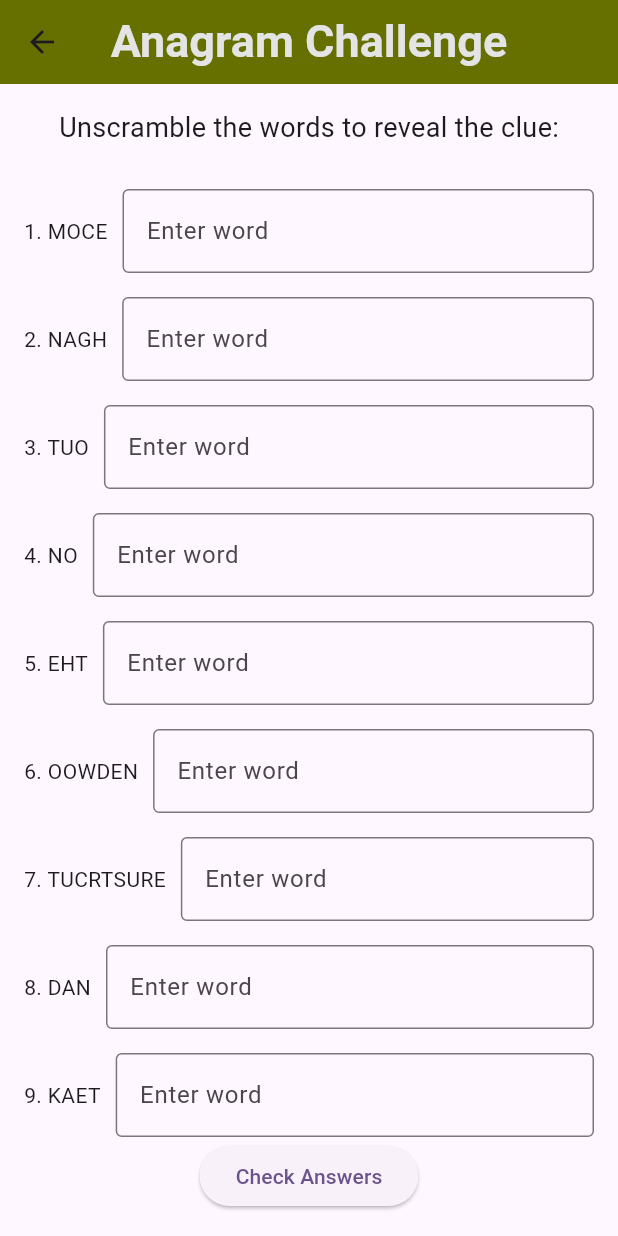
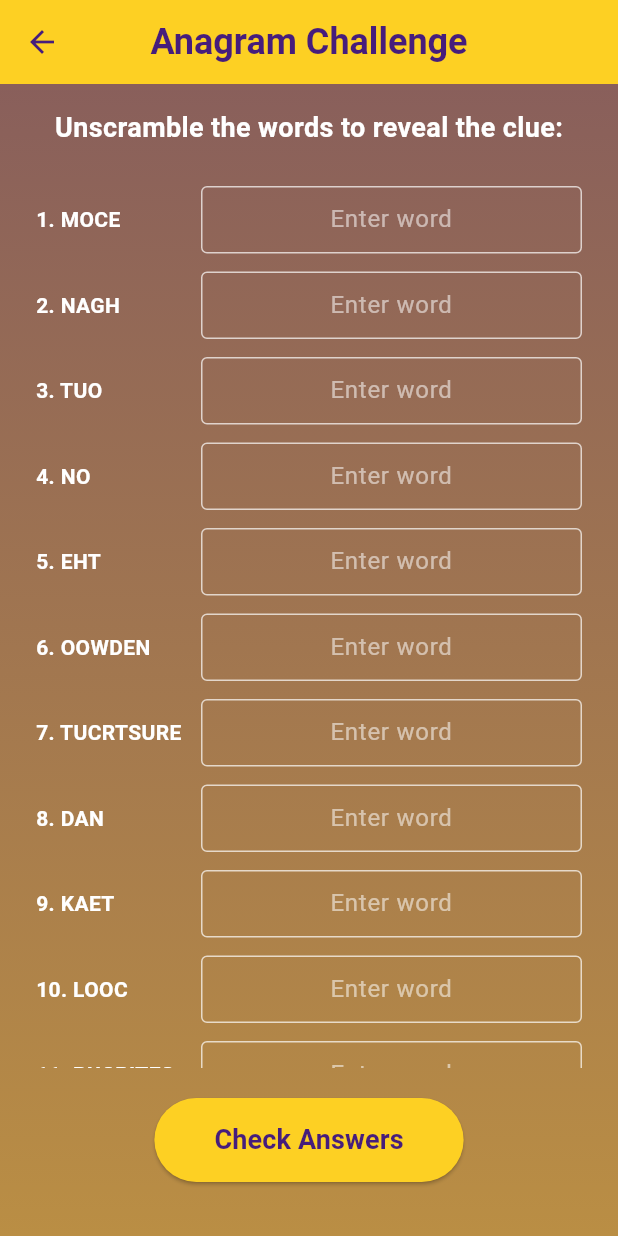
Before and after one commit to maureensanchez99/app6, a Flutter app: the CapstoneStairs screen opened directly, on a phone screen of 412 x 824 dp. Run offline on Flutter 3.47's test engine with Material 3 defaults, Android fonts, the phone set to English and light mode, and no system bars; our stand-ins replace confetti.

Commit message:
anagram massive taper fade update

```diff
--- a/lib/pages/capstone_stairs.dart
+++ b/lib/pages/capstone_stairs.dart
@@ -7,7 +7,13 @@ class CapstoneStairs extends StatefulWidget {
   State<CapstoneStairs> createState() => _CapstoneStairsState();
 }
 
-class _CapstoneStairsState extends State<CapstoneStairs> {
+class _CapstoneStairsState extends State<CapstoneStairs> with SingleTickerProviderStateMixin {
+  // LSU colors
+  static const Color lsuPurple = Color(0xFF461D7C); // LSU Purple
+  static const Color lsuGold = Color(0xFFFDD023);   // LSU Gold
+
+  late AnimationController _animationController;
+
   final List<String> scrambledWords = [
     "MOCE",
     "NAGH",
@@ -38,6 +44,7 @@ class _CapstoneStairsState extends State<CapstoneStairs> {
 
   final List<TextEditingController> _controllers = [];
   final List<bool> _isCorrect = [];
+  final List<bool> _isChecked = [];
 
   @override
   void initState() {
@@ -45,22 +52,36 @@ class _CapstoneStairsState extends State<CapstoneStairs> {
     for (int i = 0; i < scrambledWords.length; i++) {
       _controllers.add(TextEditingController());
       _isCorrect.add(false);
+      _isChecked.add(false);
     }
+
+    _animationController = AnimationController(
+      vsync: this,
+      duration: const Duration(seconds: 3),
+    )..repeat(reverse: true);
+  }
+
+  @override
+  void dispose() {
+    for (var controller in _controllers) {
+      controller.dispose();
+    }
+    _animationController.dispose();
+    super.dispose();
   }
 
   void _checkAnswers() {
     bool allCorrect = true;
     for (int i = 0; i < scrambledWords.length; i++) {
+      setState(() {
+        _isChecked[i] = true;
         if (_controllers[i].text.toUpperCase() == correctWords[i]) {
-        setState(() {
           _isCorrect[i] = true;
-        });
         } else {
-        setState(() {
           _isCorrect[i] = false;
-        });
           allCorrect = false;
         }
+      });
     }
 
     if (allCorrect) {
@@ -116,50 +137,95 @@ class _CapstoneStairsState extends State<CapstoneStairs> {
   Widget build(BuildContext context) {
     return Scaffold(
       appBar: AppBar(
-        backgroundColor: const Color.fromARGB(255, 101, 112, 0),
+        backgroundColor: lsuGold,
+        foregroundColor: lsuPurple,
         title: const Text(
           'Anagram Challenge',
           style: TextStyle(
-            color: Color.fromARGB(255, 228, 228, 228),
-            fontSize: 30,
+            fontSize: 24,
             fontWeight: FontWeight.w600,
           ),
         ),
         centerTitle: true,
       ),
-      body: Padding(
+      body: AnimatedBuilder(
+        animation: _animationController,
+        builder: (context, child) {
+          return Container(
+            decoration: BoxDecoration(
+              gradient: LinearGradient(
+                begin: Alignment.topCenter,
+                end: Alignment.bottomCenter,
+                colors: [
+                  Color.lerp(lsuGold, lsuPurple, _animationController.value) ?? lsuGold,
+                  Color.lerp(lsuPurple, lsuGold, _animationController.value) ?? lsuPurple,
+                ],
+              ),
+            ),
+            child: child,
+          );
+        },
+        child: Center(
+          child: Padding(
             padding: const EdgeInsets.all(16.0),
             child: Column(
               children: <Widget>[
                 const Text(
                   'Unscramble the words to reveal the clue:',
-              style: TextStyle(fontSize: 18),
+                  style: TextStyle(fontSize: 18, color: Colors.white, fontWeight: FontWeight.bold),
                 ),
                 const SizedBox(height: 20),
                 Expanded(
+                  child: Container(
+                    constraints: const BoxConstraints(maxWidth: 500),
                     child: ListView.builder(
                       itemCount: scrambledWords.length,
                       itemBuilder: (context, index) {
                         return Padding(
-                    padding: const EdgeInsets.symmetric(vertical: 8.0),
+                          padding: const EdgeInsets.symmetric(vertical: 6.0, horizontal: 8.0),
                           child: Row(
+                            crossAxisAlignment: CrossAxisAlignment.center,
                             children: <Widget>[
-                        Text('${index + 1}. ${scrambledWords[index]}'),
+                              SizedBox(
+                                width: 100,
+                                child: Text(
+                                  '${index + 1}. ${scrambledWords[index]}',
+                                  style: const TextStyle(
+                                    color: Colors.white,
+                                    fontWeight: FontWeight.bold,
+                                  ),
+                                ),
+                              ),
                               const SizedBox(width: 10),
                               Expanded(
+                                child: SizedBox(
+                                  height: 45,
                                   child: TextField(
                                     controller: _controllers[index],
+                                    textAlign: TextAlign.center,
                                     decoration: InputDecoration(
-                              labelText: 'Enter word',
+                                      contentPadding: const EdgeInsets.symmetric(vertical: 10.0, horizontal: 10.0),
+                                      hintText: 'Enter word',
+                                      hintStyle: const TextStyle(color: Colors.white54),
                                       border: const OutlineInputBorder(),
-                              errorText: _isCorrect[index]
-                                  ? null
-                                  : (_controllers[index].text.isNotEmpty
-                                      ? 'Incorrect'
-                                      : null),
+                                      enabledBorder: const OutlineInputBorder(
+                                        borderSide: BorderSide(color: Colors.white70),
+                                      ),
+                                      focusedBorder: OutlineInputBorder(
+                                        borderSide: BorderSide(color: lsuGold, width: 2.0),
+                                      ),
                                       errorStyle: const TextStyle(color: Colors.red),
                                     ),
+                                    style: const TextStyle(color: Colors.white),
                                   ),
+                                ),
+                              ),
+                              if (_isChecked[index])
+                                Padding(
+                                  padding: const EdgeInsets.only(left: 10),
+                                  child: _isCorrect[index]
+                                      ? const Icon(Icons.check_circle, color: Colors.green, size: 28)
+                                      : const Icon(Icons.cancel, color: Colors.red, size: 28),
                                 ),
                             ],
                           ),
@@ -167,11 +233,30 @@ class _CapstoneStairsState extends State<CapstoneStairs> {
                       },
                     ),
                   ),
+                ),
+                const SizedBox(height: 20),
                 ElevatedButton(
                   onPressed: _checkAnswers,
-              child: const Text('Check Answers'),
+                  style: ElevatedButton.styleFrom(
+                    padding: const EdgeInsets.symmetric(
+                      horizontal: 40,
+                      vertical: 15,
                     ),
+                    backgroundColor: lsuGold,
+                    foregroundColor: lsuPurple,
+                  ),
+                  child: const Text(
+                    'Check Answers',
+                    style: TextStyle(
+                      fontSize: 18,
+                      fontWeight: FontWeight.bold,
+                    ),
+                  ),
+                ),
+                const SizedBox(height: 20),
               ],
+            ),
+          ),
         ),
       ),
     );
```
Lines whose indentation alone changed are shown as unchanged.
